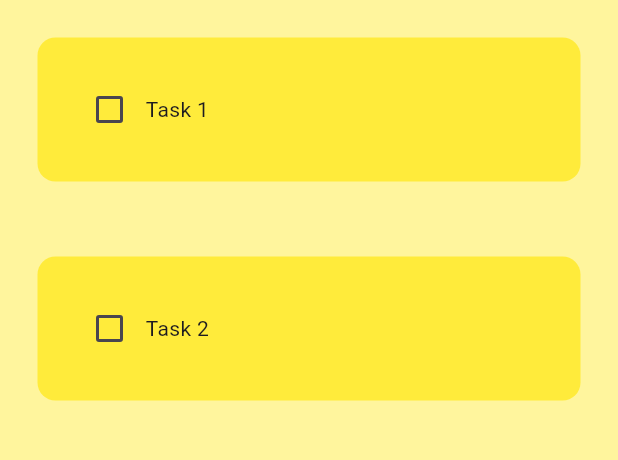
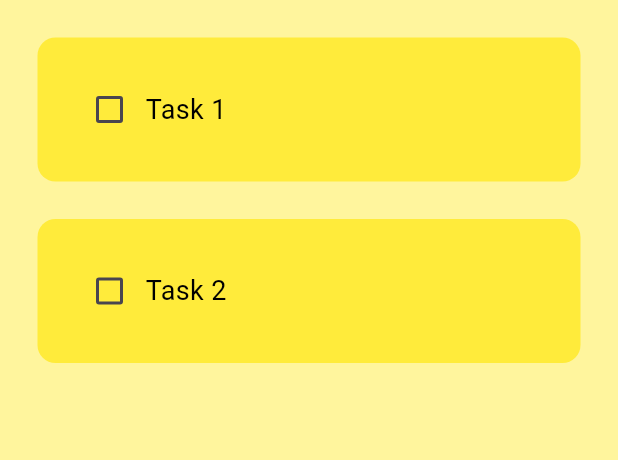
Before and after one commit to jadrdev/todoAppFlutter, a Flutter app: the screen it shows after launch, on a phone screen of 412 x 824 dp, the part 84-544 px from its top. Run offline on Flutter 3.47's test engine with Material 3 defaults, Android fonts, the phone set to English and light mode, and no system bars.

Commit message:
refactor: Update TodoTile widget to improve readability and maintainability

```diff
--- a/lib/utils/todo_tile.dart
+++ b/lib/utils/todo_tile.dart
@@ -1,30 +1,41 @@
 import 'package:flutter/material.dart';
-
 
 // ignore: must_be_immutable
 class TodoTile extends StatelessWidget {
-
   final String taskName;
   final bool taskCompleted;
   Function(bool?)? onChanged;
 
-      TodoTile({super.key, required this.taskName, required this.taskCompleted, required this.onChanged});
+  TodoTile(
+      {super.key,
+      required this.taskName,
+      required this.taskCompleted,
+      required this.onChanged});
 
   @override
   Widget build(BuildContext context) {
     return Padding(
-          padding: const EdgeInsets.all(25.0),
+      padding: const EdgeInsets.only(left: 25, right: 25, top: 25),
       child: Container(
         padding: const EdgeInsets.all(24),
-            decoration:  BoxDecoration(
-              color: Colors.yellow,
-              borderRadius: BorderRadius.circular(12)
-              ),
+        decoration: BoxDecoration(
+            color: Colors.yellow, borderRadius: BorderRadius.circular(12)),
         child: Row(
           children: [
-                Checkbox(value: taskCompleted, onChanged: onChanged),
+            Checkbox(
+              value: taskCompleted,
+              onChanged: onChanged,
+              activeColor: Colors.black,
+            ),
             //task name
-                Text(taskName),
+            Text(
+              taskName,
+              style: TextStyle(
+                  fontSize: 18,
+                  color: Colors.black,
+                  decoration:
+                      taskCompleted ? TextDecoration.lineThrough : null),
+            )
           ],
         ),
       ),
```
Lines whose indentation alone changed are shown as unchanged.
